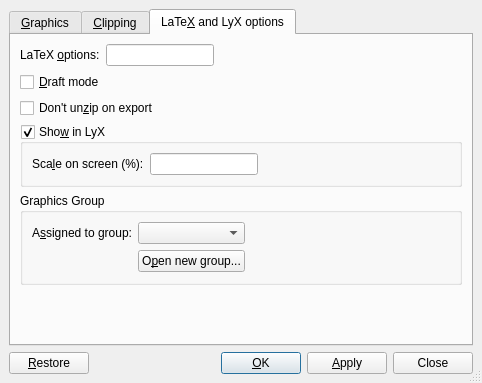
Qt form src/frontends/qt4/ui/GraphicsUi.ui (cburschka/lyx) before a commit.
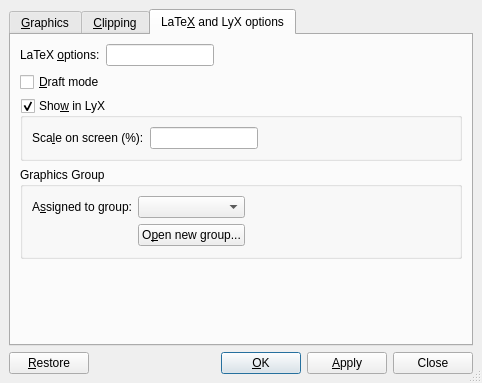
The same form after that commit. The open tabs and pages were chosen to show the change. Custom widgets are drawn as their Qt base class.

Commit message: Remove InsetGraphics noUnzip parameter

```diff
--- a/src/frontends/qt4/ui/GraphicsUi.ui
+++ b/src/frontends/qt4/ui/GraphicsUi.ui
@@ -454,16 +454,6 @@
        <property name="spacing" >
         <number>6</number>
        </property>
-       <item row="2" column="0" colspan="3" >
-        <widget class="QCheckBox" name="unzipCB" >
-         <property name="toolTip" >
-          <string>Don't uncompress image before exporting to LaTeX</string>
-         </property>
-         <property name="text" >
-          <string>Don't un&amp;zip on export</string>
-         </property>
-        </widget>
-       </item>
        <item row="0" column="2" >
         <spacer>
          <property name="orientation" >
```
Left out of the diff: 1 changed line with no effect on the pictures. The commit also changes 27 other files.
